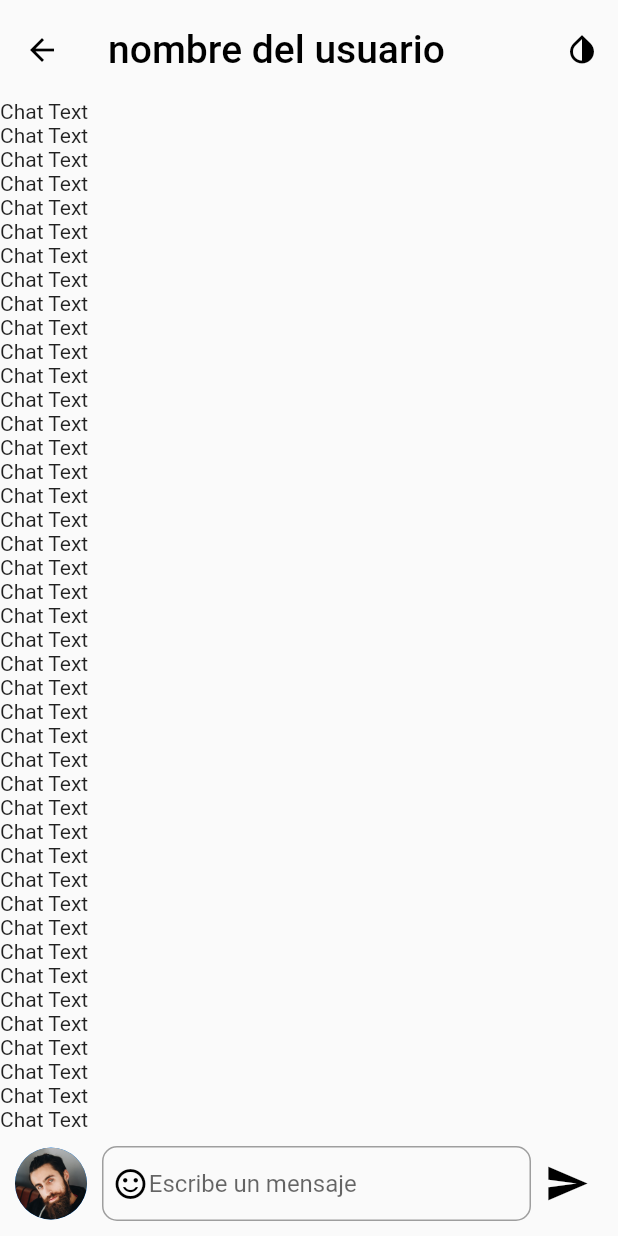
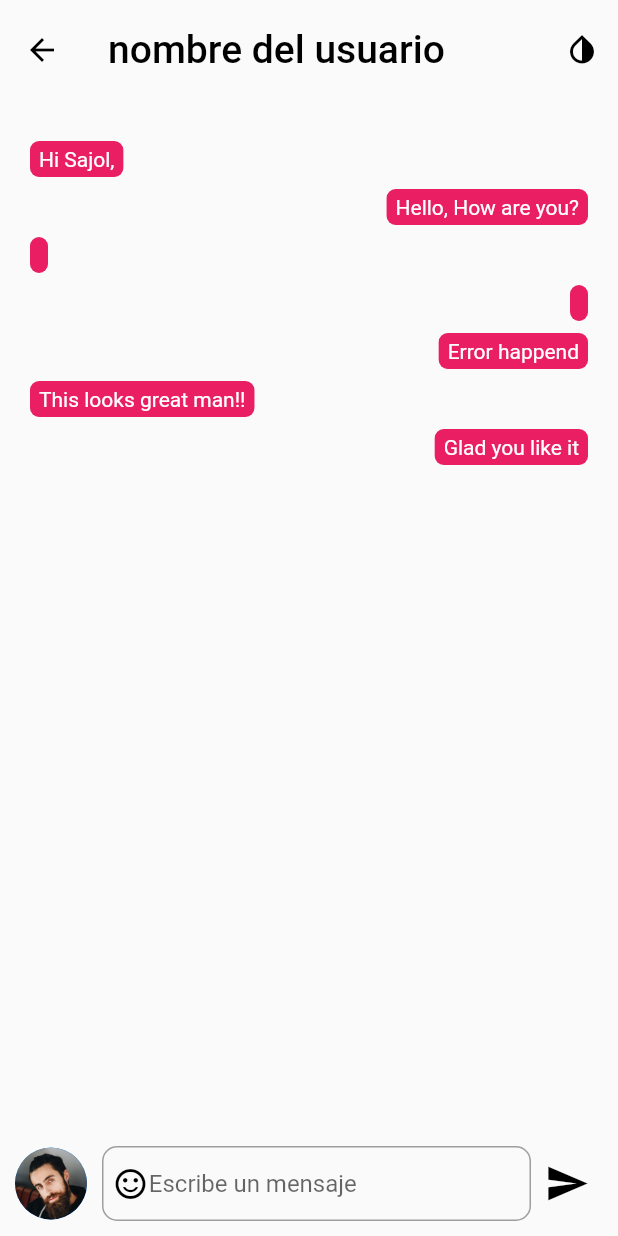
Before and after one commit to camila1511/Art-flair, a Flutter app: the screen it shows after launch, on a phone screen of 412 x 824 dp. Run offline on Flutter 3.47's test engine with Material 2 defaults, Android fonts, the light colour scheme and no system bars; our stand-ins replace firebase_auth, firebase_core; missing offline and left inert: firebase_auth_web, firebase_core_web; accounts and stored records are empty.

Commit message:
Subir últimos ajustes

```diff
--- /dev/null
+++ b/lib/model/ChatMessage.dart
@@ -0,0 +1,61 @@
+enum ChatMessageType { text, audio, image, video }
+enum MessageStatus { not_sent, not_view, viewed }
+
+class ChatMessage {
+  final String text;
+  final ChatMessageType messageType;
+  final MessageStatus messageStatus;
+  final bool isSender;
+
+  ChatMessage({
+    this.text = '',
+    required this.messageType,
+    required this.messageStatus,
+    required this.isSender,
+  });
+}
+
+List demeChatMessages = [
+  ChatMessage(
+    text: "Hi Sajol,",
+    messageType: ChatMessageType.text,
+    messageStatus: MessageStatus.viewed,
+    isSender: false,
+  ),
+  ChatMessage(
+    text: "Hello, How are you?",
+    messageType: ChatMessageType.text,
+    messageStatus: MessageStatus.viewed,
+    isSender: true,
+  ),
+  ChatMessage(
+    text: "",
+    messageType: ChatMessageType.audio,
+    messageStatus: MessageStatus.viewed,
+    isSender: false,
+  ),
+  ChatMessage(
+    text: "",
+    messageType: ChatMessageType.video,
+    messageStatus: MessageStatus.viewed,
+    isSender: true,
+  ),
+  ChatMessage(
+    text: "Error happend",
+    messageType: ChatMessageType.text,
+    messageStatus: MessageStatus.not_sent,
+    isSender: true,
+  ),
+  ChatMessage(
+    text: "This looks great man!!",
+    messageType: ChatMessageType.text,
+    messageStatus: MessageStatus.viewed,
+    isSender: false,
+  ),
+  ChatMessage(
+    text: "Glad you like it",
+    messageType: ChatMessageType.text,
+    messageStatus: MessageStatus.not_view,
+    isSender: true,
+  ),
+];
--- a/lib/model/chatList.dart
+++ b/lib/model/chatList.dart
@@ -1,14 +1,14 @@
 class ChatList {
-  final String name, image, time;
+  final String name, image, time, notiCount;
   final bool isActive;
-  final int notiCount;
 
-  ChatList(
-      {this.name = '',
+  ChatList({
+    this.name = '',
     this.image = '',
     this.time = '',
     this.isActive = false,
-      this.notiCount = 0});
+    this.notiCount = '',
+  });
 }
 
 List chatsData = [
@@ -17,29 +17,34 @@ List chatsData = [
     image: "assets/images/user.png",
     time: "3m ago",
     isActive: true,
-      notiCount: 2),
+    notiCount: '2',
+  ),
   ChatList(
     name: "Esther Howard",
     image: "assets/images/user_2.png",
     time: "8m ago",
     isActive: true,
-      notiCount: 4),
+    notiCount: '4',
+  ),
   ChatList(
     name: "Ralph Edwards",
     image: "assets/images/user_3.png",
     time: "5d ago",
     isActive: false,
-      notiCount: 0),
+    notiCount: '0',
+  ),
   ChatList(
     name: "Jacob Jones",
     image: "assets/images/user_4.png",
     time: "5d ago",
     isActive: true,
-      notiCount: 0),
+    notiCount: '0',
+  ),
   ChatList(
     name: "Alfredo ramos",
     image: "assets/images/user.png",
     time: "5d ago",
     isActive: true,
-      notiCount: 0),
+    notiCount: '0',
+  ),
 ];
--- a/lib/pages/chat_body.dart
+++ b/lib/pages/chat_body.dart
@@ -38,8 +38,7 @@ class _ChatState extends State<ChatBody> {
           body: Center(
             child: ListView.builder(
               itemCount: chatsData.length,
-              //itemBuilder: (context, index) => ChatCard(chat: chatsData[index]),
-              itemBuilder: (context, index) => ChatCard(),
+              itemBuilder: (context, index) => ChatCard(chat: chatsData[index]),
             ),
           )),
     );
@@ -47,11 +46,12 @@ class _ChatState extends State<ChatBody> {
 }
 
 class ChatCard extends StatelessWidget {
-  //final Chat chat;
   const ChatCard({
     Key? key,
-    //this.chat,
+    required this.chat,
   }) : super(key: key);
+
+  final ChatList chat;
 
   @override
   Widget build(BuildContext context) {
@@ -66,10 +66,9 @@ class ChatCard extends StatelessWidget {
                 children: [
                   CircleAvatar(
                     radius: 30,
-                      //backgroundImage: AssetImage(chat.image),
-                      backgroundImage: AssetImage("assets/images/user.png")),
-                  //if(chat.isActive)
-                  if (true)
+                    backgroundImage: AssetImage(chat.image),
+                  ),
+                  if (chat.isActive)
                     Positioned(
                       right: 0,
                       bottom: 0,
@@ -94,8 +93,7 @@ class ChatCard extends StatelessWidget {
                     crossAxisAlignment: CrossAxisAlignment.start,
                     children: [
                       Text(
-                        //chat.name
-                        "nombre del usuario",
+                        chat.name,
                         style: TextStyle(
                             fontSize: 18, fontWeight: FontWeight.w500),
                       )
@@ -111,6 +109,7 @@ class ChatCard extends StatelessWidget {
                     child: Column(
                       crossAxisAlignment: CrossAxisAlignment.end,
                       children: [
+                        if (chat.notiCount != '0')
                           Container(
                             decoration: BoxDecoration(
                                 color: Colors.pink,
@@ -120,8 +119,7 @@ class ChatCard extends StatelessWidget {
                               padding: const EdgeInsets.symmetric(
                                   horizontal: 8.0, vertical: 3.0),
                               child: Text(
-                              //chat.notiCount
-                              "2",
+                                chat.notiCount,
                                 style: TextStyle(
                                     color: Colors.white,
                                     fontSize: 18,
--- a/lib/pages/messages/components/body.dart
+++ b/lib/pages/messages/components/body.dart
@@ -1,3 +1,4 @@
+import 'package:auth_firebase_app/model/ChatMessage.dart';
 import 'package:auth_firebase_app/pages/messages/components/chat_input_filed.dart';
 import 'package:flutter/material.dart';
 
@@ -7,11 +8,57 @@ class Body extends StatelessWidget {
     return Column(
       children: [
         Expanded(
-          child: ListView.builder(
-              itemBuilder: (context, index) => Text("Chat Text")),
+          child: Padding(
+            padding:
+                const EdgeInsets.symmetric(horizontal: 20.0, vertical: 20.0),
+            child: ListView.builder(
+                itemCount: demeChatMessages.length,
+                itemBuilder: (context, index) =>
+                    Message(message: demeChatMessages[index])),
+          ),
         ),
         ChatInputField(),
       ],
     );
   }
 }
+
+class Message extends StatelessWidget {
+  const Message({
+    Key? key,
+    required this.message,
+  }) : super(key: key);
+
+  final ChatMessage message;
+
+  @override
+  Widget build(BuildContext context) {
+    return Row(
+      mainAxisAlignment:
+          message.isSender ? MainAxisAlignment.end : MainAxisAlignment.start,
+      children: [
+        TextMessage(message: message),
+      ],
+    );
+  }
+}
+
+class TextMessage extends StatelessWidget {
+  const TextMessage({
+    Key? key,
+    required this.message,
+  }) : super(key: key);
+
+  final ChatMessage message;
+
+  @override
+  Widget build(BuildContext context) {
+    return Container(
+      margin: EdgeInsets.only(top: 8.0),
+      padding: EdgeInsets.symmetric(horizontal: 8.0 * 0.75, vertical: 8.0 / 2),
+      decoration: BoxDecoration(
+          color: Colors.pink, borderRadius: BorderRadius.circular(6)),
+      child: Text(message.text, style: TextStyle(color: Colors.white)),
+    );
+  }
+}
```
Also changed, not shown: 4 other files. Lines whose indentation alone changed are shown as unchanged.
